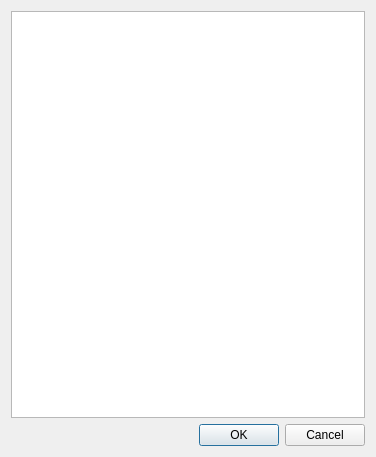
This is src/Form_Files/DeleteStyles.ui in Sigil-Ebook/Sigil as Qt 5 draws it before an edit. The edited form follows.
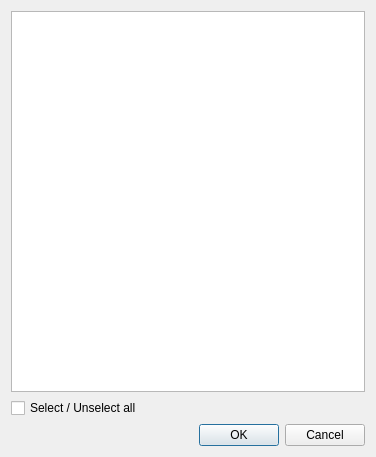
This is the edited form.

Commit message: Added checkbox in Delete Unused Stylesheet Selectors to select/unselect all styles

Diff of the .ui file:
```diff
--- a/src/Form_Files/DeleteStyles.ui
+++ b/src/Form_Files/DeleteStyles.ui
@@ -21,6 +21,13 @@
      </item>
     </layout>
    </item>
+   <item>
+    <widget class="QCheckBox" name="ToggleSelectAll">
+     <property name="text">
+      <string>Select / Unselect all</string>
+     </property>
+    </widget>
+   </item>
    <item>
     <widget class="QDialogButtonBox" name="buttonBox">
      <property name="standardButtons">
```
The commit also changes 2 other files.
